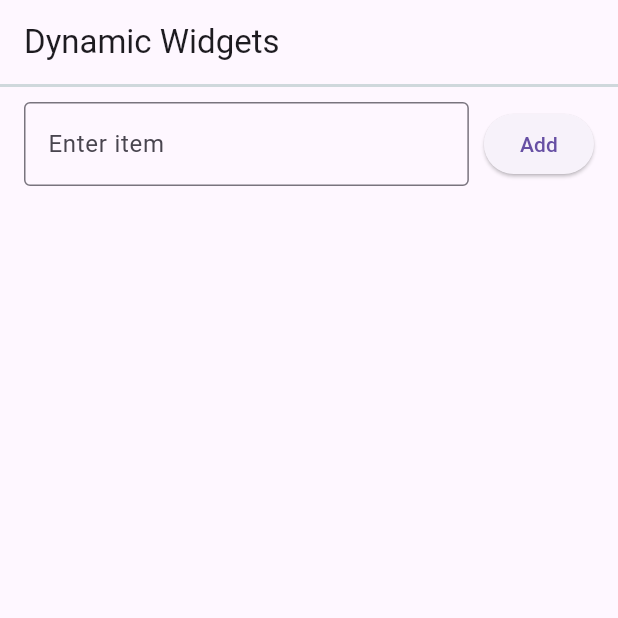
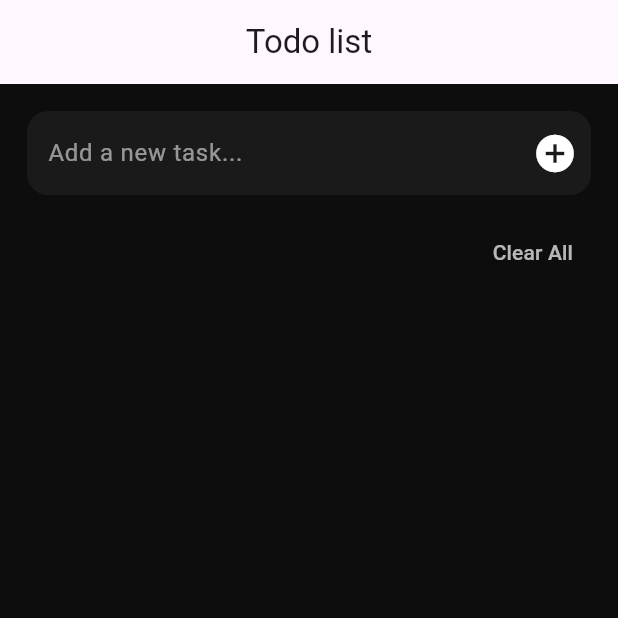
Before and after one commit to ZEDI16/TodoList_CS15L, a Flutter app: the screen it shows after launch, on a phone screen of 412 x 824 dp, the top half of it. Run offline on Flutter 3.47's test engine with Material 3 defaults, Android fonts, the light colour scheme and no system bars.

Commit message:
Patch 1.1

```diff
--- a/lib/dynamic_widget_page.dart
+++ /dev/null
@@ -1,98 +0,0 @@
-import 'package:flutter/material.dart';
-
-class DynamicWidgetPage extends StatefulWidget {
-  const DynamicWidgetPage({super.key});
-
-  @override
-  State<DynamicWidgetPage> createState() => _DynamicWidgetPageState();
-}
-
-class _DynamicWidgetPageState extends State<DynamicWidgetPage> {
-  final List<String> items = [];
-  final TextEditingController _controller = TextEditingController();
-
-  void addItem() {
-    if (_controller.text.isEmpty) return;
-    setState(() {
-      items.add(_controller.text);
-      _controller.clear();
-    });
-  }
-
-  void removeItem(int index) {
-    setState(() {
-      items.removeAt(index);
-    });
-  }
-
-  @override
-  void dispose() {
-    _controller.dispose();
-    super.dispose();
-  }
-
-  @override
-  Widget build(BuildContext context) {
-    return Scaffold(
-      appBar: AppBar(title: const Text("Dynamic Widgets")),
-      body: Column(
-        children: [
-
-          Container(
-            width: double.infinity,
-            padding: const EdgeInsets.all(1),
-            color: Colors.blueGrey.shade100,
-            // child: const Text(
-            //   "Dynamic Widget List",
-            //   style: TextStyle(fontSize: 1, fontWeight: FontWeight.bold),
-            //   textAlign: TextAlign.center,
-            // ),
-          ),
-
-          const SizedBox(height: 10),
-
-          Padding(
-            padding: const EdgeInsets.symmetric(horizontal: 16),
-            child: Row(
-              children: [
-                Expanded(
-                  child: TextField(
-                    controller: _controller,
-                    decoration: const InputDecoration(
-                      labelText: "Enter item",
-                      border: OutlineInputBorder(),
-                    ),
-                  ),
-                ),
-                const SizedBox(width: 10),
-                ElevatedButton(onPressed: addItem, child: const Text("Add")),
-              ],
-            ),
-          ),
-
-          const SizedBox(height: 10),
-          Expanded(
-            child: ListView.builder(
-              itemCount: items.length,
-              itemBuilder: (context, index) {
-                return Card(
-                  margin: const EdgeInsets.symmetric(
-                    horizontal: 16,
-                    vertical: 6,
-                  ),
-                  child: ListTile(
-                    title: Text(items[index]),
-                    trailing: IconButton(
-                      icon: const Icon(Icons.delete, color: Colors.red),
-                      onPressed: () => removeItem(index),
-                    ),
-                  ),
-                );
-              },
-            ),
-          ),
-        ],
-      ),
-    );
-  }
-}
--- a/lib/main.dart
+++ b/lib/main.dart
@@ -1,8 +1,8 @@
 import 'package:flutter/material.dart';
-import 'dynamic_widget_page.dart'; // import your stateful widget page
+import 'package:todolist5/widgets/NoteWidget.dart';
 
 void main() {
-  runApp(const MyApp()); // Entry point
+  runApp(const MyApp());
 }
 
 class MyApp extends StatelessWidget {
@@ -11,12 +11,12 @@ class MyApp extends StatelessWidget {
   @override
   Widget build(BuildContext context) {
     return MaterialApp(
-      title: 'Acitivty Tab',
       debugShowCheckedModeBanner: false,
-      theme: ThemeData(primarySwatch: Colors.blue),
-      home: const DynamicWidgetPage(), // The page with add/remove widgets
+      home: Scaffold(
+        appBar: AppBar(centerTitle: true, title: Text("Todo list")),
+        body: NoteWidget(),
+        // backgroundColor: const Color.fromARGB(255, 255, 25, 25),
+      ),
     );
   }
 }
-
-// I apologize sir, absent ko sa last lesson maoy deli complete akoa code po.
--- /dev/null
+++ b/lib/models/list_item_model.dart
@@ -0,0 +1,6 @@
+class ListItemModel {
+  String task;
+  bool? isDone;
+
+  ListItemModel({required this.task, this.isDone = false});
+}
--- /dev/null
+++ b/lib/widgets/NoteWidget.dart
@@ -0,0 +1,134 @@
+import 'package:flutter/material.dart';
+import 'package:todolist5/models/ListItemWidget.dart';
+import 'package:todolist5/models/list_item_model.dart';
+
+class NoteWidget extends StatefulWidget {
+  const NoteWidget({super.key});
+
+  @override
+  State<NoteWidget> createState() => _NoteWidgetState();
+}
+
+class _NoteWidgetState extends State<NoteWidget> {
+  final List<ListItemModel> taskList = [];
+  final TextEditingController taskController = TextEditingController();
+
+  void addTask(String t) {
+    if (taskController.text.isEmpty) return;
+    setState(() {
+      taskList.add(ListItemModel(task: t));
+      taskController.clear();
+    });
+  }
+
+  void updateStatus(bool? status, int index) {
+    setState(() {
+      taskList[index].isDone = status;
+    });
+  }
+
+  void removeItem(ListItemModel item) {
+    setState(() {
+      taskList.remove(item);
+    });
+  }
+
+  void clearList() {
+    setState(() {
+      taskList.clear();
+    });
+  }
+
+  @override
+  Widget build(BuildContext context) {
+    return Scaffold(
+      // Modern AMOLED dark black
+      backgroundColor: const Color(0xFF0D0D0D),
+
+      body: SafeArea(
+        child: Padding(
+          padding: const EdgeInsets.all(18),
+          child: Column(
+            children: [
+              // 🔹 Modern input bar with add button
+              Container(
+                decoration: BoxDecoration(
+                  color: const Color(0xFF1A1A1A), // visible dark grey
+                  borderRadius: BorderRadius.circular(14),
+                ),
+                child: Row(
+                  children: [
+                    Expanded(
+                      child: TextField(
+                        controller: taskController,
+                        style: const TextStyle(color: Colors.white),
+                        cursorColor: Colors.white,
+                        decoration: const InputDecoration(
+                          hintText: "Add a new task...",
+                          hintStyle: TextStyle(color: Colors.white54),
+                          border: InputBorder.none,
+                          contentPadding: EdgeInsets.symmetric(
+                            horizontal: 14,
+                            vertical: 16,
+                          ),
+                        ),
+                      ),
+                    ),
+
+                    IconButton(
+                      onPressed: () => addTask(taskController.text),
+                      icon: const Icon(Icons.add_circle),
+                      color: Colors.white,
+                      iconSize: 30,
+                    ),
+                  ],
+                ),
+              ),
+
+              const SizedBox(height: 14),
+
+              Align(
+                alignment: Alignment.centerRight,
+                child: TextButton(
+                  onPressed: clearList,
+                  child: const Text(
+                    "Clear All",
+                    style: TextStyle(color: Colors.white70),
+                  ),
+                ),
+              ),
+
+              const SizedBox(height: 10),
+
+              Expanded(
+                child: ListView.builder(
+                  itemCount: taskList.length,
+                  itemBuilder: (BuildContext context, int index) {
+                    return Container(
+                      margin: const EdgeInsets.only(bottom: 12),
+                      decoration: BoxDecoration(
+                        color: const Color(0xFF1C1C1C), // card visible on black
+                        borderRadius: BorderRadius.circular(14),
+                      ),
+                      child: Padding(
+                        padding: const EdgeInsets.symmetric(
+                          horizontal: 12,
+                          vertical: 6,
+                        ),
+                        child: ListItem(
+                          listItemModel: taskList[index],
+                          updateTask: (value) => updateStatus(value, index),
+                          removeItem: () => removeItem(taskList[index]),
+                        ),
+                      ),
+                    );
+                  },
+                ),
+              ),
+            ],
+          ),
+        ),
+      ),
+    );
+  }
+}
--- a/pubspec.yaml
+++ b/pubspec.yaml
@@ -1,4 +1,4 @@
-name: statefull_activity
+name: todolist5
 description: "A new Flutter project."
 # The following line prevents the package from being accidentally published to
 # pub.dev using `flutter pub publish`. This is preferred for private packages.
```
Also changed, not shown: lib/models/ListItemWidget.dart (added, +57 -0 lines), 23 other files.
